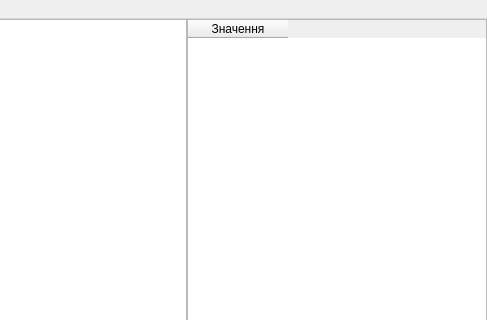
First picture: the form in mainwindow.ui, repository nazarlamer/Painting, before the edit; both pictures show x 266 to 753 and y 0 to 320 of the 753 by 640 pixel window.
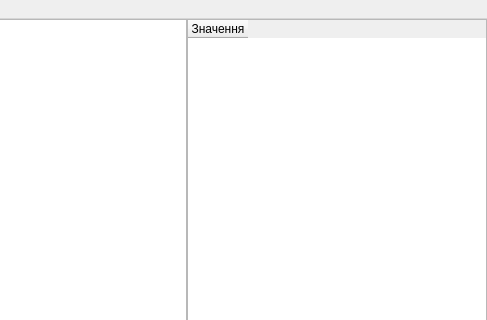
Second picture: the form after the edit. Custom widgets are drawn as their Qt base class.

Patch:
```diff
--- a/mainwindow.ui
+++ b/mainwindow.ui
@@ -96,6 +96,42 @@
               <height>400</height>
              </size>
             </property>
+            <property name="rowCount">
+             <number>0</number>
+            </property>
+            <property name="columnCount">
+             <number>1</number>
+            </property>
+            <attribute name="horizontalHeaderVisible">
+             <bool>true</bool>
+            </attribute>
+            <attribute name="horizontalHeaderDefaultSectionSize">
+             <number>60</number>
+            </attribute>
+            <attribute name="horizontalHeaderHighlightSections">
+             <bool>true</bool>
+            </attribute>
+            <attribute name="horizontalHeaderMinimumSectionSize">
+             <number>60</number>
+            </attribute>
+            <attribute name="verticalHeaderVisible">
+             <bool>true</bool>
+            </attribute>
+            <attribute name="verticalHeaderDefaultSectionSize">
+             <number>20</number>
+            </attribute>
+            <attribute name="verticalHeaderHighlightSections">
+             <bool>true</bool>
+            </attribute>
+            <attribute name="verticalHeaderMinimumSectionSize">
+             <number>20</number>
+            </attribute>
+            <attribute name="verticalHeaderShowSortIndicator" stdset="0">
+             <bool>false</bool>
+            </attribute>
+            <attribute name="verticalHeaderStretchLastSection">
+             <bool>false</bool>
+            </attribute>
             <column>
              <property name="text">
               <string>Значення</string>
```
